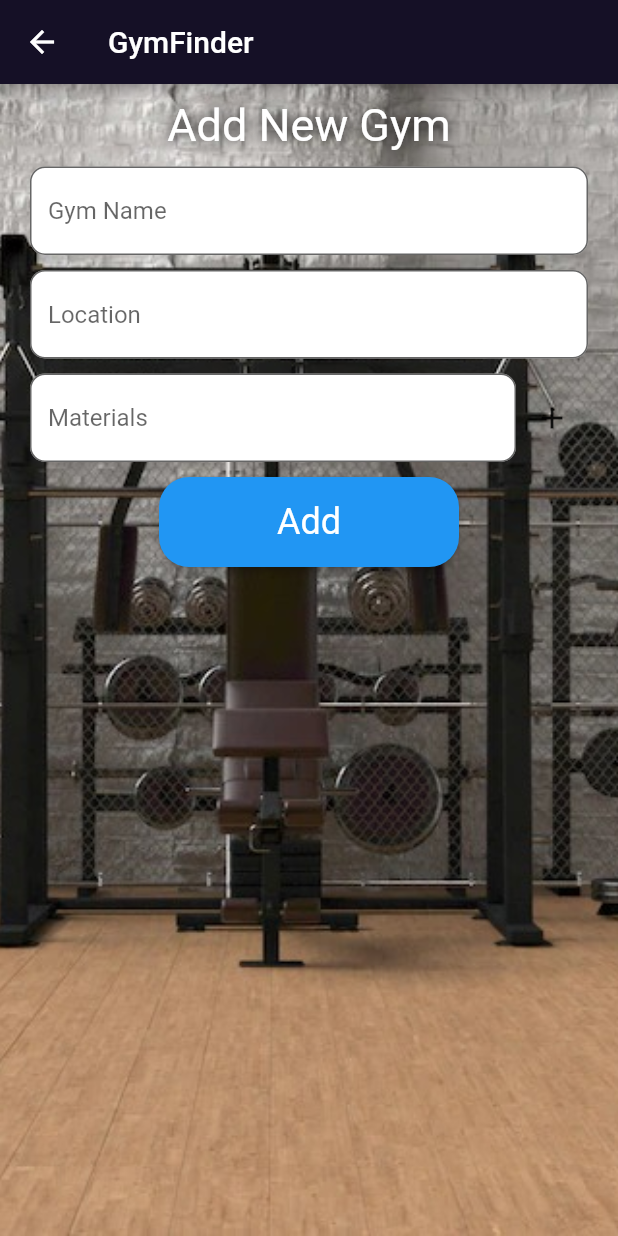
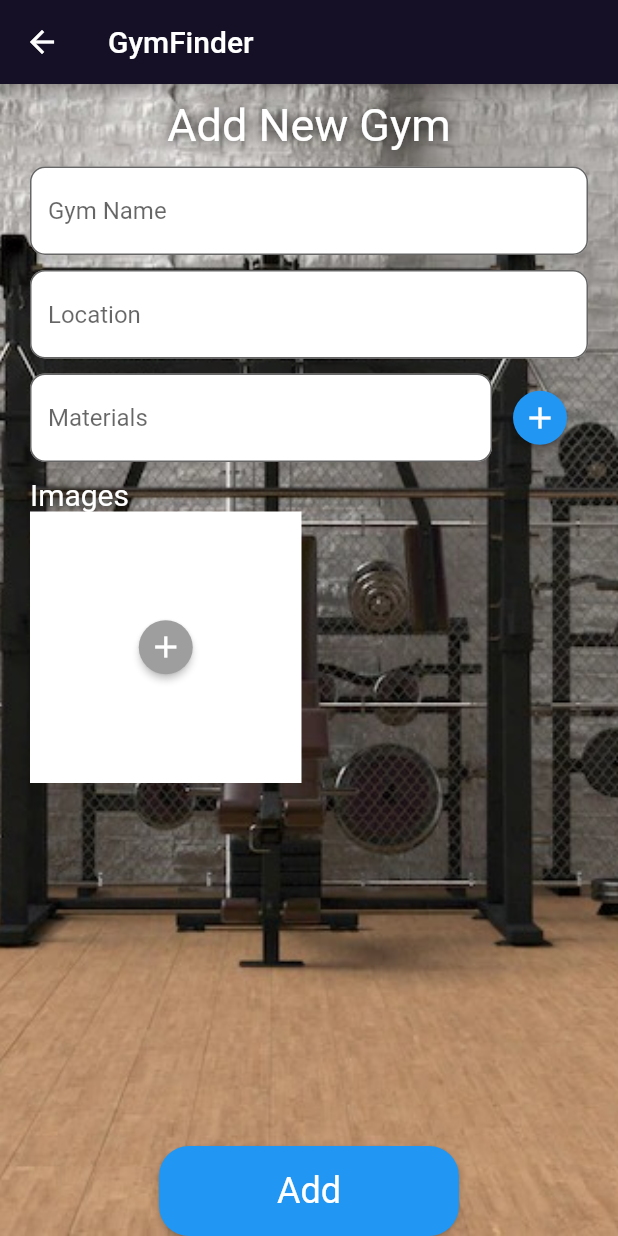
Before and after one commit to HiEdson/GymFinder, a Flutter app: the screen it shows after launch, in the side drawer, after a tap on "New Gym", on a phone screen of 412 x 824 dp. Run offline on Flutter 3.47's test engine with Material 2 defaults, Android fonts, the phone set to English and light mode, and no system bars; our stand-ins replace image_picker.

Commit message:
added gym add page

```diff
--- /dev/null
+++ b/lib/components/add_images.dart
@@ -0,0 +1,74 @@
+import 'package:flutter/cupertino.dart';
+import 'package:flutter/foundation.dart';
+import 'package:flutter/material.dart';
+import 'package:image_picker/image_picker.dart';
+
+class AddImages extends StatefulWidget {
+  @override
+  State<StatefulWidget> createState() {
+    return _AddImagesState();
+  }
+}
+
+class _AddImagesState extends State<AddImages> {
+  final _picker = ImagePicker();
+  final List<Uint8List> images = [];
+  Uint8List? bytes;
+  @override
+  Widget build(BuildContext context) {
+    return Expanded(
+        child: GridView.count(
+      crossAxisSpacing: 10,
+      mainAxisSpacing: 10,
+      crossAxisCount: 2,
+      children: [
+        for (var image in images) Image.memory(image, fit: BoxFit.cover),
+        Container(
+          color: Colors.white,
+          child: Center(
+              child: ElevatedButton(
+            onPressed: () async {
+              XFile? image =
+                  await _picker.pickImage(source: ImageSource.gallery);
+              var bytes = await image?.readAsBytes();
+              setState(() {
+                if (bytes != null) images.add(bytes);
+              });
+            },
+            style: ElevatedButton.styleFrom(
+                shape: CircleBorder(), backgroundColor: Colors.grey),
+            child: Icon(Icons.add),
+          )),
+        ),
+      ],
+    ));
+  }
+}
+
+
+
+//   Widget build(BuildContext context) {
+//     return Container(
+//         child: Column(
+//       children: [
+//         ElevatedButton(
+//           onPressed: () async {
+//             XFile? image = await _picker.pickImage(source: ImageSource.gallery);
+//             print(image?.path);
+//             final b = await image?.readAsBytes();
+//             setState(() {
+//               bytes = b;
+//             });
+//           },
+//           child: Text("add"),
+//         ),
+//         if (bytes != null)
+//           SizedBox(
+//             width: 100,
+//             height: 100,
+//             child: Image.memory(bytes!, fit: BoxFit.cover),
+//           )
+//       ],
+//     ));
+//   }
+// }
--- a/lib/screens/new_gym_screen.dart
+++ b/lib/screens/new_gym_screen.dart
@@ -1,4 +1,5 @@
 import 'package:flutter/material.dart';
+import 'package:gymfinder/components/add_images.dart';
 
 class NewGymScreen extends StatefulWidget {
   @override
@@ -88,10 +89,26 @@ class _NewGymScreenState extends State<NewGymScreen> {
                                       email = value;
                                     })),
                           ),
-                          IconButton(onPressed: () => {}, icon: Icon(Icons.add))
+                          ElevatedButton(
+                            onPressed: () => {},
+                            style:
+                                ElevatedButton.styleFrom(shape: CircleBorder()),
+                            child: Icon(Icons.add),
+                          )
                         ],
                       ),
                     ),
+                    Align(
+                      alignment: Alignment.topLeft,
+                      child: Text("Images",
+                          style: TextStyle(
+                              fontSize: 20,
+                              color: Colors.white,
+                              shadows: [
+                                Shadow(color: Colors.black, blurRadius: 10)
+                              ])),
+                    ),
+                    AddImages(),
                     ElevatedButton(
                       onPressed: () => {},
                       style: ElevatedButton.styleFrom(
--- a/pubspec.yaml
+++ b/pubspec.yaml
@@ -36,6 +36,7 @@ dependencies:
   # The following adds the Cupertino Icons font to your application.
   # Use with the CupertinoIcons class for iOS style icons.
   cupertino_icons: ^1.0.2
+  image_picker: ^0.8.6
 
 dev_dependencies:
   flutter_test:
```
Also changed, not shown: pubspec.lock.
